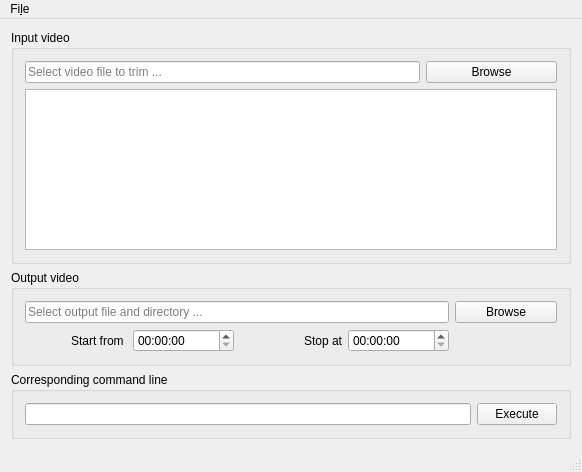
Old version of the form mainwindow.ui in the repository Bertral/IHMPEG.
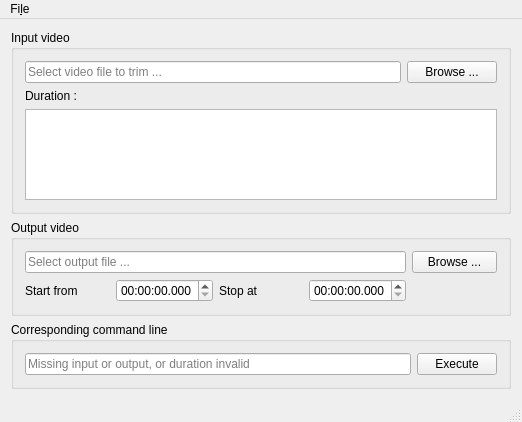
New version of the form.

Commit message: fonctonnelle, plus qu'à faire le check qui empêche d'entrer une durée supérieure à la taille de la vidéo

```diff
--- a/mainwindow.ui
+++ b/mainwindow.ui
@@ -6,8 +6,8 @@
    <rect>
     <x>0</x>
     <y>0</y>
-    <width>582</width>
-    <height>472</height>
+    <width>522</width>
+    <height>422</height>
    </rect>
   </property>
   <property name="windowTitle">
@@ -21,20 +21,17 @@
        <string>Input video</string>
       </property>
       <layout class="QGridLayout" name="gridLayout">
-       <item row="0" column="3">
-        <widget class="QPushButton" name="browseInput">
-         <property name="baseSize">
-          <size>
-           <width>0</width>
-           <height>0</height>
-          </size>
-         </property>
+       <item row="1" column="0">
+        <widget class="QLabel" name="label_3">
          <property name="text">
-          <string>Browse</string>
+          <string>Duration :</string>
+         </property>
+         <property name="alignment">
+          <set>Qt::AlignLeading|Qt::AlignLeft|Qt::AlignVCenter</set>
          </property>
         </widget>
        </item>
-       <item row="1" column="0" colspan="4">
+       <item row="2" column="0" colspan="5">
         <widget class="QTextBrowser" name="videoInfo">
          <property name="html">
           <string>&lt;!DOCTYPE HTML PUBLIC &quot;-//W3C//DTD HTML 4.0//EN&quot; &quot;http://www.w3.org/TR/REC-html40/strict.dtd&quot;&gt;
@@ -45,7 +42,20 @@
          </property>
         </widget>
        </item>
-       <item row="0" column="0" colspan="3">
+       <item row="0" column="4">
+        <widget class="QPushButton" name="browseInput">
+         <property name="baseSize">
+          <size>
+           <width>0</width>
+           <height>0</height>
+          </size>
+         </property>
+         <property name="text">
+          <string>Browse ...</string>
+         </property>
+        </widget>
+       </item>
+       <item row="0" column="0" colspan="4">
         <widget class="QLineEdit" name="inputFileName">
          <property name="sizePolicy">
           <sizepolicy hsizetype="Expanding" vsizetype="Fixed">
@@ -64,6 +74,13 @@
          </property>
         </widget>
        </item>
+       <item row="1" column="1">
+        <widget class="QLabel" name="durationLabel">
+         <property name="text">
+          <string/>
+         </property>
+        </widget>
+       </item>
       </layout>
      </widget>
     </item>
@@ -73,33 +90,33 @@
        <string>Output video</string>
       </property>
       <layout class="QGridLayout" name="gridLayout_2">
-       <item row="1" column="4">
-        <widget class="QTimeEdit" name="stopTime"/>
-       </item>
-       <item row="0" column="5">
-        <widget class="QPushButton" name="browseOutput">
-         <property name="text">
-          <string>Browse</string>
-         </property>
-        </widget>
-       </item>
-       <item row="0" column="1" colspan="4">
-        <widget class="QLineEdit" name="outputFileName">
-         <property name="placeholderText">
-          <string>Select output file and directory ...</string>
-         </property>
-        </widget>
-       </item>
-       <item row="1" column="2">
-        <widget class="QTimeEdit" name="startTime"/>
-       </item>
        <item row="1" column="3">
         <widget class="QLabel" name="label_2">
          <property name="text">
           <string>Stop at</string>
          </property>
          <property name="alignment">
-          <set>Qt::AlignRight|Qt::AlignTrailing|Qt::AlignVCenter</set>
+          <set>Qt::AlignLeading|Qt::AlignLeft|Qt::AlignVCenter</set>
+         </property>
+        </widget>
+       </item>
+       <item row="1" column="2">
+        <widget class="QTimeEdit" name="startTime">
+         <property name="currentSection">
+          <enum>QDateTimeEdit::SecondSection</enum>
+         </property>
+         <property name="displayFormat">
+          <string>HH:mm:ss.zzz</string>
+         </property>
+        </widget>
+       </item>
+       <item row="1" column="4">
+        <widget class="QTimeEdit" name="stopTime">
+         <property name="currentSection">
+          <enum>QDateTimeEdit::SecondSection</enum>
+         </property>
+         <property name="displayFormat">
+          <string>HH:mm:ss.zzz</string>
          </property>
         </widget>
        </item>
@@ -109,7 +126,21 @@
           <string>Start from </string>
          </property>
          <property name="alignment">
-          <set>Qt::AlignRight|Qt::AlignTrailing|Qt::AlignVCenter</set>
+          <set>Qt::AlignLeading|Qt::AlignLeft|Qt::AlignVCenter</set>
+         </property>
+        </widget>
+       </item>
+       <item row="0" column="5">
+        <widget class="QPushButton" name="browseOutput">
+         <property name="text">
+          <string>Browse ...</string>
+         </property>
+        </widget>
+       </item>
+       <item row="0" column="1" colspan="4">
+        <widget class="QLineEdit" name="outputFileName">
+         <property name="placeholderText">
+          <string>Select output file ...</string>
          </property>
         </widget>
        </item>
@@ -124,9 +155,15 @@
       <layout class="QHBoxLayout" name="horizontalLayout">
        <item>
         <widget class="QLineEdit" name="resultCmd">
+         <property name="text">
+          <string/>
+         </property>
          <property name="readOnly">
           <bool>true</bool>
          </property>
+         <property name="placeholderText">
+          <string>Missing input or output, or duration invalid</string>
+         </property>
         </widget>
        </item>
        <item>
@@ -146,7 +183,7 @@
     <rect>
      <x>0</x>
      <y>0</y>
-     <width>582</width>
+     <width>522</width>
      <height>23</height>
     </rect>
    </property>
```
Left out of the diff: 4 changed lines with no effect on the pictures. The commit also changes 2 other files.
